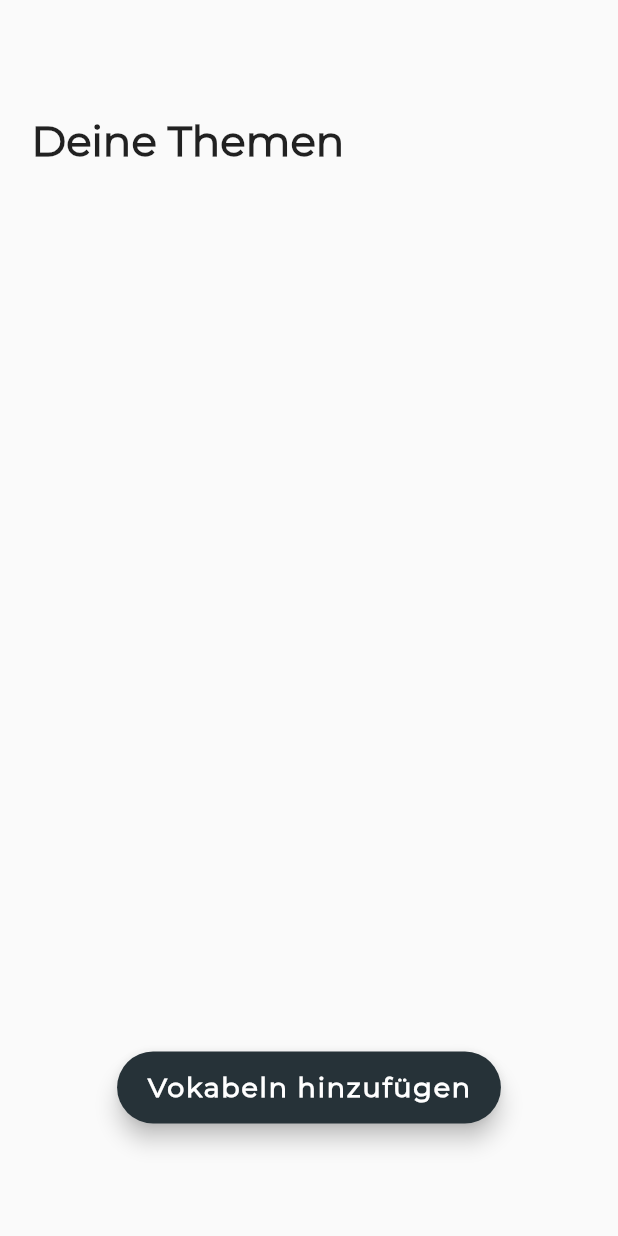
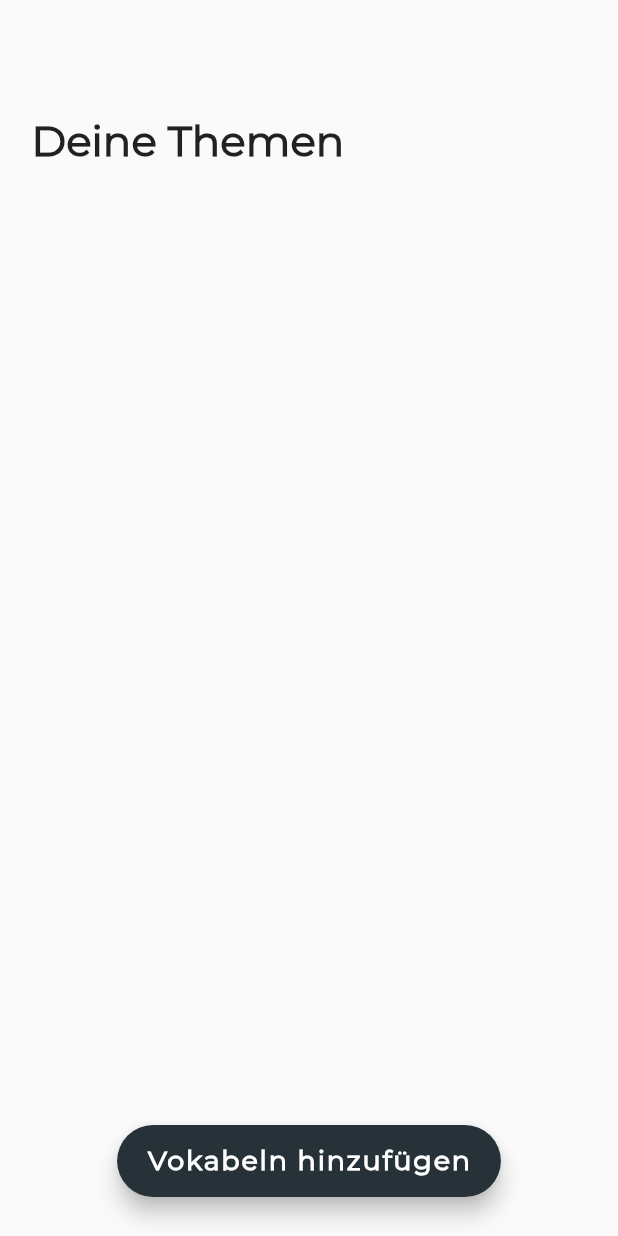
Before and after one commit to HannHank/Vocablii, a Flutter app: the Home screen opened by its route, on a phone screen of 412 x 824 dp. Run offline on Flutter 3.47's test engine with Material 2 defaults, Android fonts, the phone set to English and light mode, and no system bars; our stand-ins replace cloud_firestore, firebase_auth, firebase_core, flutter_slidable; accounts and stored records are empty; project files that could hold a hidden picture were left out.

```diff
--- a/lib/home.dart
+++ b/lib/home.dart
@@ -204,7 +204,7 @@ class _Home extends State<Home> {
         ),
         floatingActionButtonLocation: FloatingActionButtonLocation.centerFloat,
         floatingActionButton: Container(
-          margin: EdgeInsets.only(bottom: 59),
+          margin: EdgeInsets.only(bottom: 10),
           child: FloatingActionButton.extended(
               backgroundColor: Color(0xff263238),
               onPressed: null,
--- a/lib/types/vocCard.dart
+++ b/lib/types/vocCard.dart
@@ -19,6 +19,11 @@ class VocCard extends StatelessWidget {
       height: 500,
       child: Center(
         child: Container(
+          decoration: BoxDecoration(
+            boxShadow: [
+              BoxShadow(blurRadius: 30, offset: Offset(-11, -11), color: Color(0x9900000))
+            ]
+          ),
           child: Column(
             mainAxisAlignment: MainAxisAlignment.center,
             children: [
```
Also changed, not shown: lib/vocabulary.dart (+10 -3 lines).
